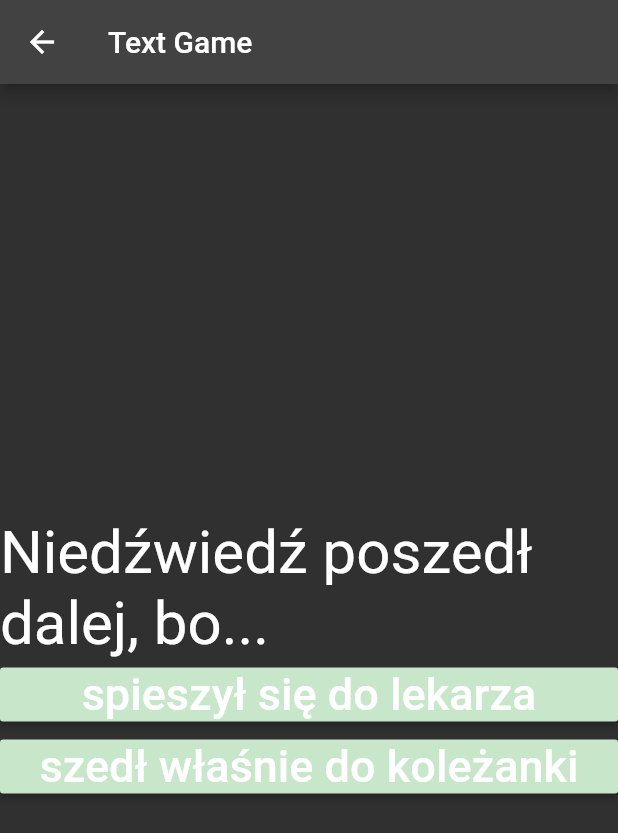
After one commit to Gotcha190/Android_Studio, a Flutter app: the TextGame screen opened by its route, after a tap on "niedźwiedź", on a phone screen of 412 x 824 dp. The commit adds this screen. Shown: the top 833 px of the screen. Run offline on Flutter 3.47's test engine with Material 2 defaults, Android fonts, the phone set to English and light mode, and no system bars; our stand-ins replace carousel_slider; missing offline and left inert: audiofileplayer, image_size_getter.

Commit message:
Text Game

```diff
--- /dev/null
+++ b/lib/TextGame/TextGame.dart
@@ -0,0 +1,52 @@
+import 'package:flutter/material.dart';
+import 'TextGameEngine.dart';
+
+class TextGame extends StatefulWidget {
+  @override
+  State<TextGame> createState() => _TextGameState();
+}
+
+class _TextGameState extends State<TextGame> {
+  Engine engine = Engine();
+
+  @override
+  Widget build(BuildContext context) {
+    return Scaffold(
+      appBar: AppBar(title: const Text('Text Game')),
+      body: Center(
+        child: Column(
+            mainAxisAlignment: MainAxisAlignment.center,
+            crossAxisAlignment: CrossAxisAlignment.stretch,
+            children: <Widget>[
+              Center(
+                child: Text(
+                    engine.getDesc(),
+                    style: const TextStyle(fontSize: 40)),
+              ),
+              MaterialButton(
+                onPressed: () {
+                  setState(() {
+                    engine.nextStage(1);
+                  });
+                },
+                child:
+                  Text(engine.getChoice($i: 1), style: const TextStyle(fontSize: 30)),
+                color: Colors.green[100],
+              ),
+              Visibility(
+                visible: !engine.storyEnd,
+                child: MaterialButton(
+                  onPressed: () {
+                    setState(() {
+                      engine.nextStage(2);
+                    });
+                  },
+                  child: Text(engine.getChoice($i: 2), style: const TextStyle(fontSize: 30)),
+                  color: Colors.green[100],
+                ),
+              ),
+            ]),
+      ),
+    );
+  }
+}
--- /dev/null
+++ b/lib/TextGame/TextGameEngine.dart
@@ -0,0 +1,87 @@
+class Stage {
+  String desc;
+  String choice1;
+  String choice2;
+
+  Stage({this.desc = '', this.choice1 = '', this.choice2 = ''});
+}
+
+class Engine {
+  int _currentStage = 0;
+  bool storyEnd = false;
+  List<Stage> history = [
+    //Stage 1
+    Stage(
+      desc: 'Czerwony Kapturek idzie przez las, nagle spotkał...',
+      choice1: 'niedźwiedź',
+      choice2: 'rosomak',
+    ),
+    //Stage 2
+    Stage(
+      desc: 'Niedźwiedź poszedł dalej, bo...',
+      choice1: 'spieszył się do lekarza',
+      choice2: 'szedł właśnie do koleżanki',
+    ),
+    Stage(
+      desc:
+          'Rosomak przedstawił Kapturkowi najnowszą kolekcję herbat z owoców leśnych. Co na to Czerwony Kapturek?',
+      choice1: 'Odpowiedział dziękuję ale wolę kawę',
+      choice2: 'Kupił od rosomaka 3 paczki herbaty z jagód',
+    ),
+    //Stage 3
+    Stage(
+      desc:
+          'Czerwony kapturek smutny patrzył jak niedźwiedż odchodził, ale zawołał do kapturka...',
+      choice1: 'odwiedzę Cię jutro',
+      choice2: 'zjem Cię jutro',
+    ),
+    Stage(
+      desc:
+          'Jak się później okazało oboje zmierzali w kierunku rosomaka, który',
+      choice1: 'sprzedaje herbate',
+      choice2: 'poluje na Czerwonego Kapturka',
+    ),
+    Stage(
+      desc:
+          'Rosomak odpowiedział na to - Nie szkodzi Kapturku mam do sprzedania dużo kawy tureckiej. Co było dalej?',
+      choice1: 'Kapturek kupił paczkę kawy',
+      choice2: 'Kapturek stwierdził że produkty rosomaka sa za drogie',
+    ),
+    Stage(
+      desc:
+          'Kapturek zaparzył sobie herbate od rosomaka i wypił 2 kubki. Po chwili okakzało się że...',
+      choice1: 'herbata była trucizną',
+      choice2: 'pomimo jej przeterminowania była bardzo smaczna',
+    ),
+    Stage(
+      desc:
+      'Koniec Gry',
+      choice1: 'Zagraj jeszcze raz',
+      choice2: '',
+    )
+  ];
+  String getDesc() {
+    if (storyEnd==true) _currentStage = 0;
+    return history[_currentStage].desc;
+  }
+
+  String getChoice({required int $i}) {
+    if(storyEnd){
+       _currentStage=0;
+       storyEnd=false;
+    }
+    if ($i == 1) {
+      return history[_currentStage].choice1;
+    } else {
+      return history[_currentStage].choice2;
+    }
+  }
+
+  void nextStage(int choice) {
+    _currentStage=(_currentStage*2)+choice;
+    if(_currentStage >= history.length){
+      _currentStage = 7;
+      storyEnd = true;
+    }
+  }
+}
--- a/lib/main.dart
+++ b/lib/main.dart
@@ -5,6 +5,7 @@ import 'package:image_size_getter/image_size_getter.dart';
 import 'package:image_size_getter/file_input.dart';
 import 'CarouselDemo.dart';
 import 'Pianino.dart';
+import 'TextGame/TextGame.dart';
 
 void main() => runApp(MyApp());
 
@@ -25,6 +26,7 @@ class MyApp extends StatelessWidget {
             '/': (ctx) => MyHomePage(),
             '/carouselDemo': (ctx) => CarouselDemo(),
             '/pianino': (ctx) => Pianino(),
+            '/TextGame/textGame': (ctx) => TextGame(),
           },
         );
       },
@@ -66,7 +68,8 @@ class MyHomePage extends StatelessWidget {
       body: ListView(
         children: <Widget>[
           DemoItem('Carousel Demo', '/carouselDemo'),
-          DemoItem('Pianino', '/pianino')
+          DemoItem('Pianino', '/pianino'),
+          DemoItem('Text Game','/TextGame/textGame'),
         ],
       ),
     );
```
